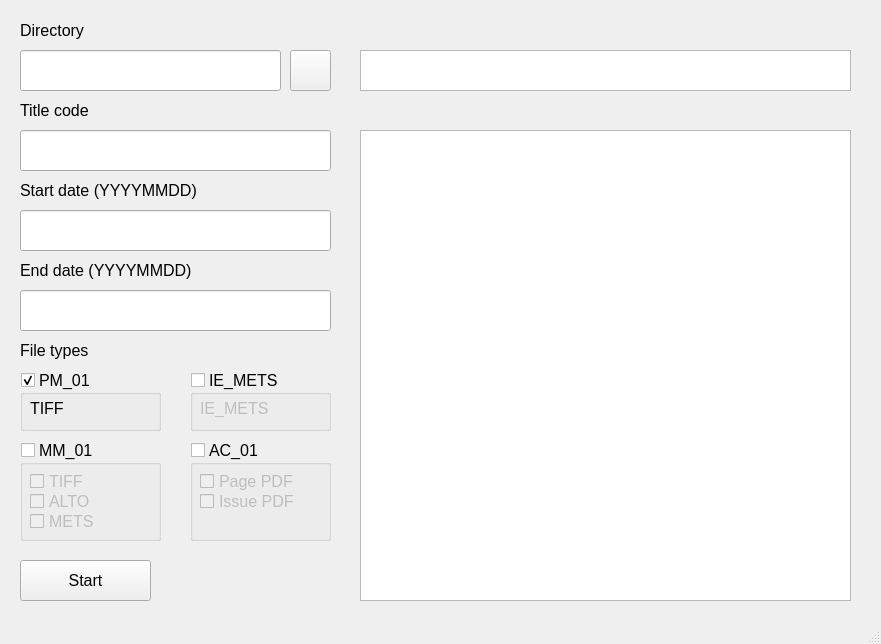
Old version of the form CoD.ui in the repository NLNZDigitalPreservation/paperspast_file_counter.
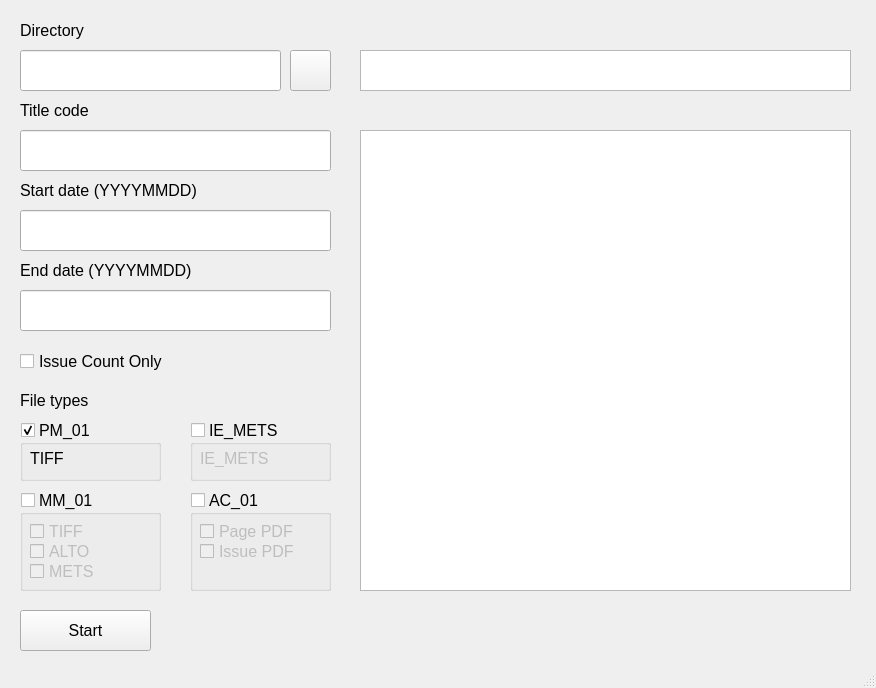
New version of the form.

Commit message: Add option to count issues only

What changed in the file:
```diff
--- a/CoD.ui
+++ b/CoD.ui
@@ -6,8 +6,8 @@
    <rect>
     <x>0</x>
     <y>0</y>
-    <width>881</width>
-    <height>644</height>
+    <width>876</width>
+    <height>688</height>
    </rect>
   </property>
   <property name="windowTitle">
@@ -133,7 +133,7 @@
     <property name="geometry">
      <rect>
       <x>20</x>
-      <y>560</y>
+      <y>610</y>
       <width>131</width>
       <height>41</height>
      </rect>
@@ -153,7 +153,7 @@
       <x>360</x>
       <y>130</y>
       <width>491</width>
-      <height>471</height>
+      <height>461</height>
      </rect>
     </property>
     <property name="font">
@@ -227,10 +227,13 @@
     </property>
    </widget>
    <widget class="QGroupBox" name="ac_group">
+    <property name="enabled">
+     <bool>true</bool>
+    </property>
     <property name="geometry">
      <rect>
       <x>190</x>
-      <y>440</y>
+      <y>490</y>
       <width>141</width>
       <height>101</height>
      </rect>
@@ -274,13 +277,16 @@
      <property name="text">
       <string>Issue PDF</string>
      </property>
+     <property name="checkable">
+      <bool>true</bool>
+     </property>
     </widget>
    </widget>
    <widget class="QGroupBox" name="ie_mets_group">
     <property name="geometry">
      <rect>
       <x>190</x>
-      <y>370</y>
+      <y>420</y>
       <width>141</width>
       <height>61</height>
      </rect>
@@ -317,7 +323,7 @@
     <property name="geometry">
      <rect>
       <x>20</x>
-      <y>370</y>
+      <y>420</y>
       <width>141</width>
       <height>61</height>
      </rect>
@@ -354,7 +360,7 @@
     <property name="geometry">
      <rect>
       <x>20</x>
-      <y>440</y>
+      <y>490</y>
       <width>141</width>
       <height>101</height>
      </rect>
@@ -420,7 +426,7 @@
     <property name="geometry">
      <rect>
       <x>20</x>
-      <y>340</y>
+      <y>390</y>
       <width>211</width>
       <height>21</height>
      </rect>
@@ -434,6 +440,24 @@
      <string>File types</string>
     </property>
    </widget>
+   <widget class="QCheckBox" name="issue_check">
+    <property name="geometry">
+     <rect>
+      <x>20</x>
+      <y>350</y>
+      <width>221</width>
+      <height>23</height>
+     </rect>
+    </property>
+    <property name="font">
+     <font>
+      <pointsize>12</pointsize>
+     </font>
+    </property>
+    <property name="text">
+     <string>Issue Count Only</string>
+    </property>
+   </widget>
   </widget>
   <widget class="QStatusBar" name="statusbar"/>
  </widget>
```
The commit also changes 2 other files.
